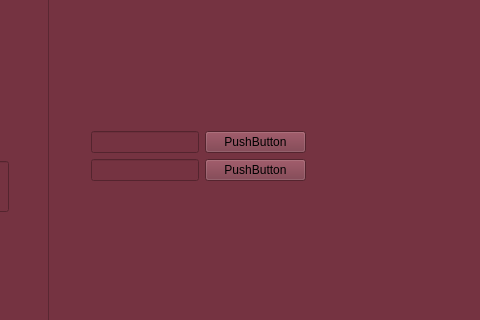
Old version of the form suttu2.ui in the repository katalav/Autolainaus; both pictures show x 172 to 652 and y 89 to 409 of the 845 by 600 pixel window.
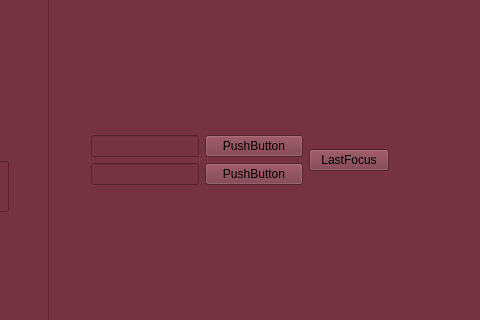
New version of the form. Icons and pictures are not drawn.

Commit message: 3.2 loppu pv

```diff
--- a/suttu2.ui
+++ b/suttu2.ui
@@ -119,10 +119,12 @@
      <rect>
       <x>263</x>
       <y>220</y>
-      <width>215</width>
-      <height>56</height>
+      <width>298</width>
+      <height>58</height>
      </rect>
     </property>
+    <layout class="QGridLayout" name="gridLayout">
+     <item row="0" column="0">
     <layout class="QFormLayout" name="formLayout">
      <item row="0" column="0">
       <widget class="QLineEdit" name="lineEdit"/>
@@ -141,6 +143,15 @@
       <widget class="QPushButton" name="pushButton_2">
        <property name="text">
         <string>PushButton</string>
+         </property>
+        </widget>
+       </item>
+      </layout>
+     </item>
+     <item row="0" column="1">
+      <widget class="QPushButton" name="pushButton_3">
+       <property name="text">
+        <string>LastFocus</string>
        </property>
       </widget>
      </item>
```
Left out of the diff: 6 changed lines with no effect on the pictures. Lines whose indentation alone changed are shown as unchanged. The commit also changes 2 other files.
